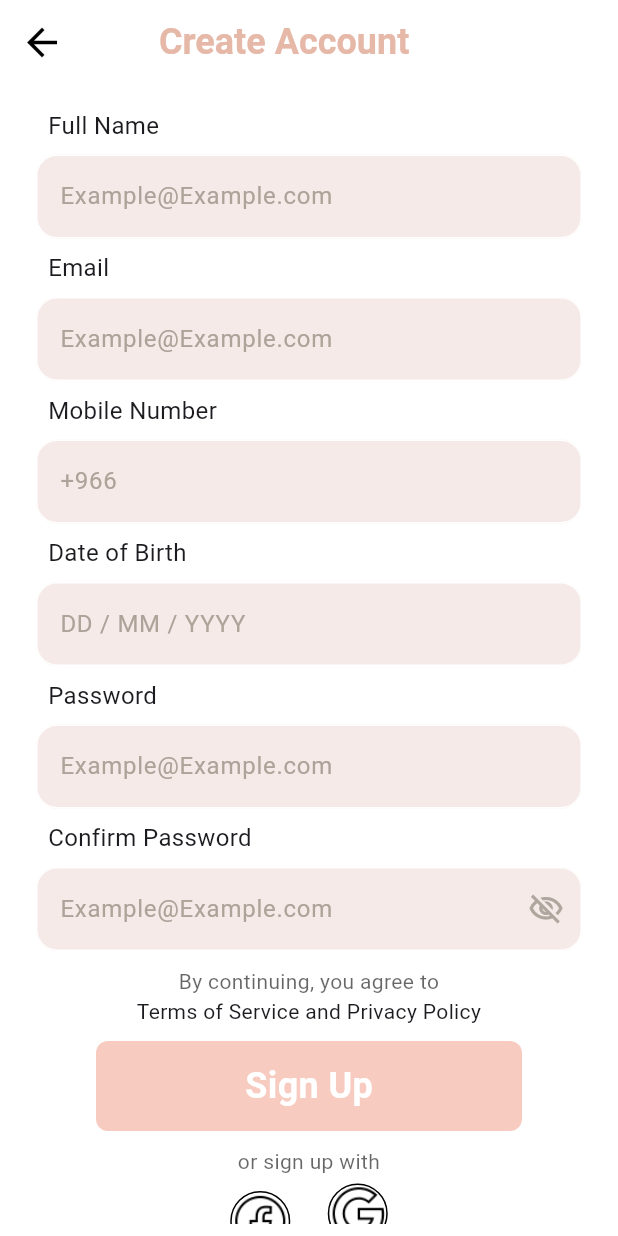
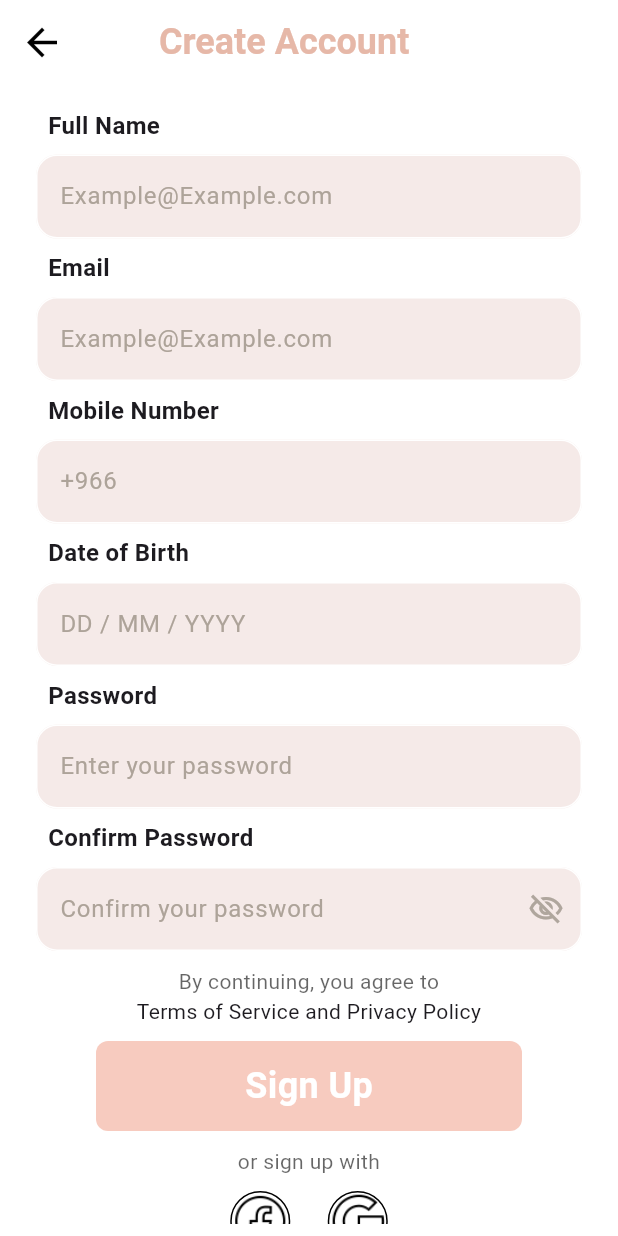
Before and after one commit to MohamedAliShosha/Auth_Flow, a Flutter app: the screen it shows after launch, on a phone screen of 412 x 824 dp. Run offline on Flutter 3.47's test engine with Material 3 defaults, Android fonts, the phone set to English and light mode, and no system bars.

Commit message:
enhance SignUpViewBody layout with updated hint texts and improved margin; bold title in CustomTitleItem

```diff
--- a/lib/widgets/custom_title_item.dart
+++ b/lib/widgets/custom_title_item.dart
@@ -15,6 +15,7 @@ class CustomTitleItem extends StatelessWidget {
             title,
             style: const TextStyle(
               fontSize: 16,
+              fontWeight: FontWeight.bold,
             ),
           ),
         ],
--- a/lib/widgets/sign_up_view_body.dart
+++ b/lib/widgets/sign_up_view_body.dart
@@ -62,7 +62,7 @@ class SignUpViewBody extends StatelessWidget {
                 ),
                 CustomTextField(
                   isObscure: true,
-                  hintText: 'Example@Example.com',
+                  hintText: 'Enter your password',
                 ),
                 CustomTitleItem(
                   title: 'Confirm Password',
@@ -73,7 +73,7 @@ class SignUpViewBody extends StatelessWidget {
                     Icons.visibility_off_outlined,
                     color: Color(0xffafa69d),
                   ),
-                  hintText: 'Example@Example.com',
+                  hintText: 'Confirm your password',
                 ),
               ],
             ),
@@ -101,7 +101,7 @@ class SignUpViewBody extends StatelessWidget {
               mainAxisAlignment: MainAxisAlignment.center,
               children: [
                 Container(
-                  margin: EdgeInsets.only(top: 10),
+                  margin: const EdgeInsets.only(top: 10),
                   width: 40,
                   height: 40,
                   decoration: BoxDecoration(
@@ -117,6 +117,7 @@ class SignUpViewBody extends StatelessWidget {
                   width: 25,
                 ),
                 Container(
+                  margin: const EdgeInsets.only(top: 10),
                   width: 40,
                   height: 40,
                   decoration: BoxDecoration(
@@ -127,9 +128,23 @@ class SignUpViewBody extends StatelessWidget {
                     ),
                   ),
                   child: Image.asset('assets/images/icons8-google-50.png'),
+                ),
+              ],
+            ),
+            const Row(
+              mainAxisAlignment: MainAxisAlignment.center,
+              children: [
+                Text(
+                  'Already have an account?',
+                ),
+                Text(
+                  ' Login',
+                  style: TextStyle(
+                    color: Colors.grey,
+                  ),
                 )
               ],
-            )
+            ),
           ],
         ),
       ),
```
